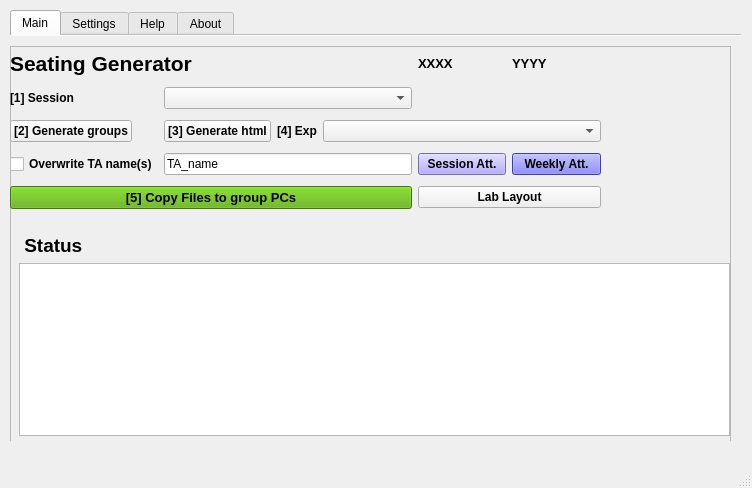
Above: assets/YorkULabSeating.ui from tdgskinner/yorku-phys-lab-seating before the change. Below: the same form after it.
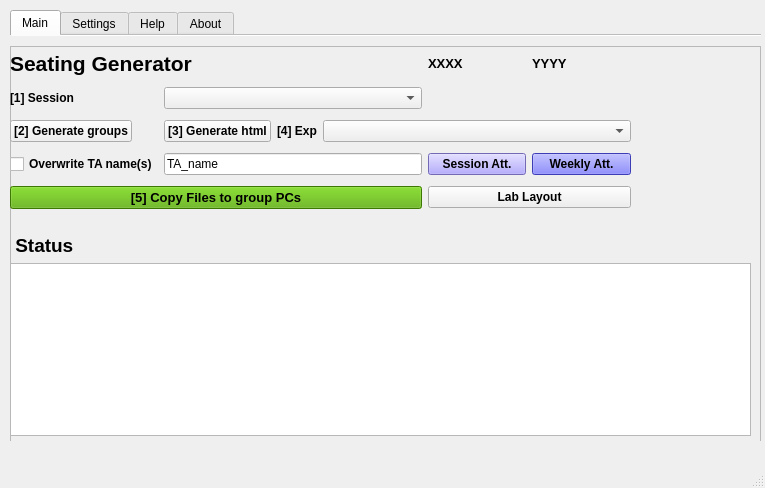
That is the form after the change. Icons and pictures are not drawn.

What changed in the file:
```diff
--- a/assets/YorkULabSeating.ui
+++ b/assets/YorkULabSeating.ui
@@ -6,7 +6,7 @@
    <rect>
     <x>0</x>
     <y>0</y>
-    <width>752</width>
+    <width>765</width>
     <height>488</height>
    </rect>
   </property>
@@ -28,7 +28,7 @@
      <rect>
       <x>10</x>
       <y>10</y>
-      <width>731</width>
+      <width>751</width>
       <height>431</height>
      </rect>
     </property>
@@ -64,7 +64,7 @@
        <rect>
         <x>0</x>
         <y>10</y>
-        <width>721</width>
+        <width>751</width>
         <height>401</height>
        </rect>
       </property>
@@ -84,7 +84,7 @@
         <rect>
          <x>0</x>
          <y>0</y>
-         <width>591</width>
+         <width>621</width>
          <height>171</height>
         </rect>
        </property>
@@ -330,7 +330,7 @@
       <widget class="QLabel" name="label_2">
        <property name="geometry">
         <rect>
-         <x>600</x>
+         <x>640</x>
          <y>10</y>
          <width>101</width>
          <height>151</height>
@@ -349,9 +349,9 @@
       <widget class="QWidget" name="gridLayoutWidget">
        <property name="geometry">
         <rect>
-         <x>9</x>
+         <x>0</x>
          <y>179</y>
-         <width>711</width>
+         <width>741</width>
          <height>211</height>
         </rect>
        </property>
```
Left out of the diff: 4 changed lines with no effect on the pictures.
